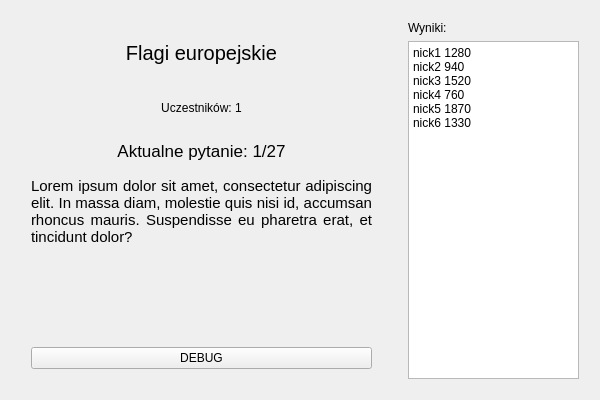
First picture: the form in src/client/gui/Panel.ui, repository PiotrRem/Lachut, before the edit.
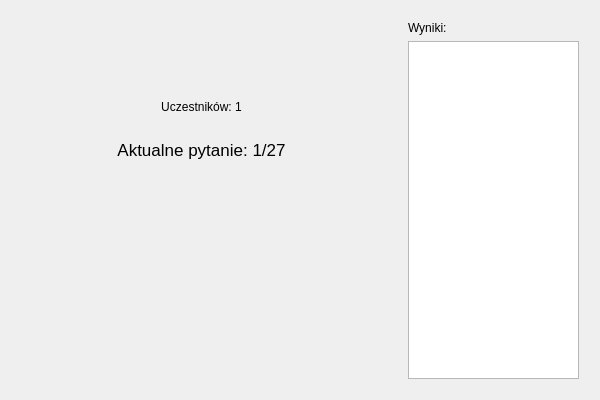
Second picture: the form after the edit.

Patch:
```diff
--- a/src/client/gui/Panel.ui
+++ b/src/client/gui/Panel.ui
@@ -54,7 +54,7 @@
               </font>
              </property>
              <property name="text">
-              <string>Flagi europejskie</string>
+              <string/>
              </property>
              <property name="alignment">
               <set>Qt::AlignmentFlag::AlignCenter</set>
@@ -148,7 +148,7 @@
               </font>
              </property>
              <property name="text">
-              <string>Lorem ipsum dolor sit amet, consectetur adipiscing elit. In massa diam, molestie quis nisi id, accumsan rhoncus mauris. Suspendisse eu pharetra erat, et tincidunt dolor?</string>
+              <string/>
              </property>
              <property name="alignment">
               <set>Qt::AlignmentFlag::AlignJustify|Qt::AlignmentFlag::AlignTop</set>
@@ -158,13 +158,6 @@
              </property>
             </widget>
            </item>
-           <item>
-            <widget class="QPushButton" name="pushButton">
-             <property name="text">
-              <string>DEBUG</string>
-             </property>
-            </widget>
-           </item>
           </layout>
          </item>
         </layout>
@@ -205,12 +198,7 @@
 li.unchecked::marker { content: &quot;\2610&quot;; }
 li.checked::marker { content: &quot;\2612&quot;; }
 &lt;/style&gt;&lt;/head&gt;&lt;body style=&quot; font-family:'Segoe UI'; font-size:10pt; font-weight:400; font-style:normal;&quot;&gt;
-&lt;p style=&quot; margin-top:0px; margin-bottom:0px; margin-left:0px; margin-right:0px; -qt-block-indent:0; text-indent:0px;&quot;&gt;&lt;span style=&quot; font-size:9pt;&quot;&gt;nick1 1280&lt;/span&gt;&lt;/p&gt;
-&lt;p style=&quot; margin-top:0px; margin-bottom:0px; margin-left:0px; margin-right:0px; -qt-block-indent:0; text-indent:0px;&quot;&gt;&lt;span style=&quot; font-size:9pt;&quot;&gt;nick2 940&lt;/span&gt;&lt;/p&gt;
-&lt;p style=&quot; margin-top:0px; margin-bottom:0px; margin-left:0px; margin-right:0px; -qt-block-indent:0; text-indent:0px;&quot;&gt;&lt;span style=&quot; font-size:9pt;&quot;&gt;nick3 1520&lt;/span&gt;&lt;/p&gt;
-&lt;p style=&quot; margin-top:0px; margin-bottom:0px; margin-left:0px; margin-right:0px; -qt-block-indent:0; text-indent:0px;&quot;&gt;&lt;span style=&quot; font-size:9pt;&quot;&gt;nick4 760&lt;/span&gt;&lt;/p&gt;
-&lt;p style=&quot; margin-top:0px; margin-bottom:0px; margin-left:0px; margin-right:0px; -qt-block-indent:0; text-indent:0px;&quot;&gt;&lt;span style=&quot; font-size:9pt;&quot;&gt;nick5 1870&lt;/span&gt;&lt;/p&gt;
-&lt;p style=&quot; margin-top:0px; margin-bottom:0px; margin-left:0px; margin-right:0px; -qt-block-indent:0; text-indent:0px;&quot;&gt;&lt;span style=&quot; font-size:9pt;&quot;&gt;nick6 1330&lt;/span&gt;&lt;/p&gt;&lt;/body&gt;&lt;/html&gt;</string>
+&lt;p style=&quot;-qt-paragraph-type:empty; margin-top:0px; margin-bottom:0px; margin-left:0px; margin-right:0px; -qt-block-indent:0; text-indent:0px;&quot;&gt;&lt;br /&gt;&lt;/p&gt;&lt;/body&gt;&lt;/html&gt;</string>
            </property>
           </widget>
          </item>
```
